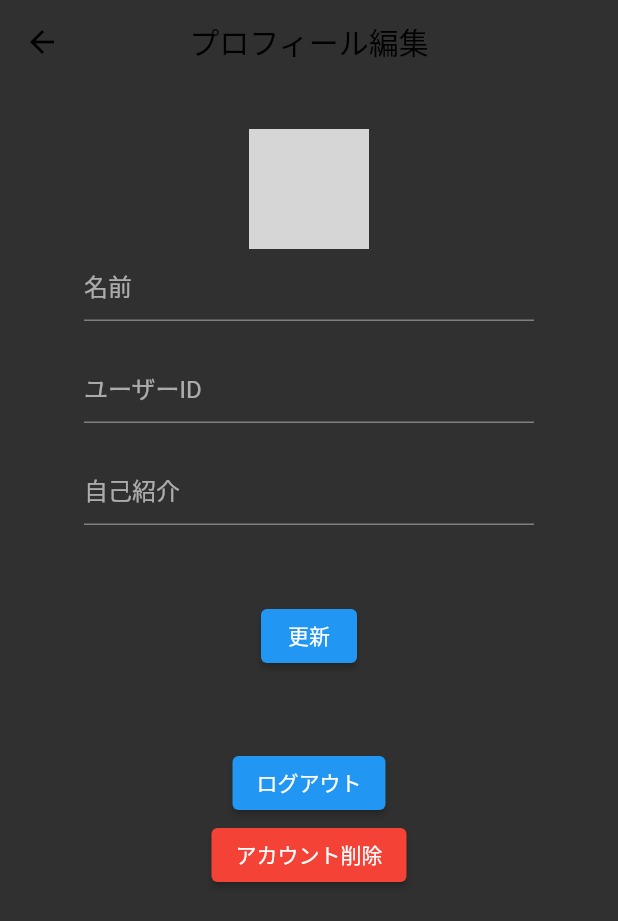
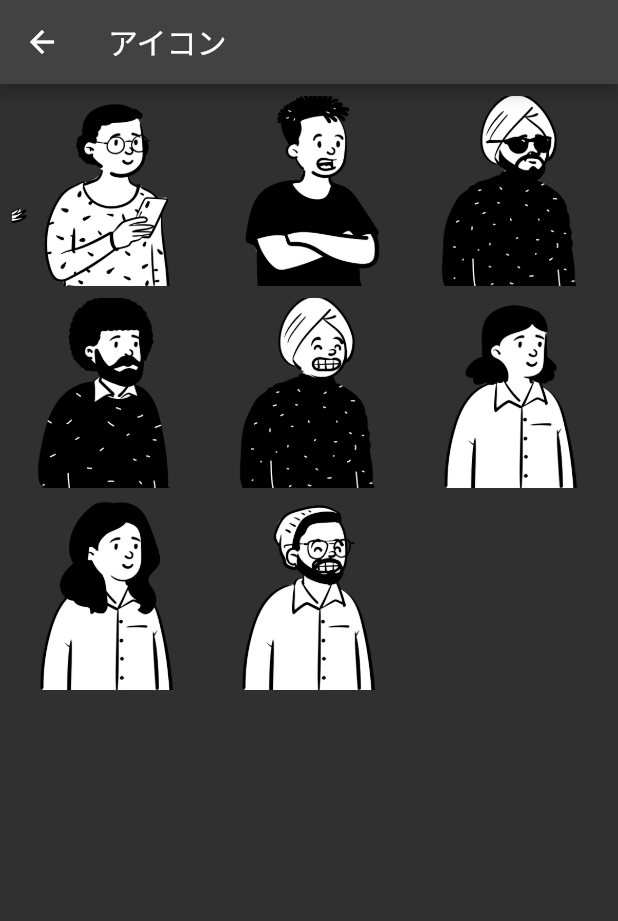
Before and after one commit to daikimatsuda/flutter-app, a Flutter app: the EditAccountPage screen opened directly, after a tap on the "add" icon, on a phone screen of 412 x 824 dp. Shown: the top 921 px of the screen. Run offline on Flutter 3.47's test engine with Material 2 defaults, Android fonts, the phone set to English and light mode, and no system bars; our stand-ins replace cloud_firestore, firebase_auth, firebase_core, firebase_storage, flutter_hooks, image_picker; accounts and stored records are empty; grey boxes are pictures that could not be loaded.

Commit message:
アイコン画像選択対応

```diff
--- a/lib/main.dart
+++ b/lib/main.dart
@@ -1,3 +1,4 @@
+import 'package:firebase_auth/firebase_auth.dart';
 import 'package:firebase_core/firebase_core.dart';
 import 'package:flutter/material.dart';
 import 'package:flutter_dev/view/screen.dart';
--- a/lib/utils/function_utils.dart
+++ b/lib/utils/function_utils.dart
@@ -23,4 +23,15 @@ class FunctionUtils {
     print('imgage_path:$downloadUrl');
     return downloadUrl;
   }
+
+  static String getIconImage(String iconId) {
+    String extension = '.png';
+    String iconImgPath = "images/icon_" + iconId + extension;
+    return iconImgPath;
+  }
+
+  static String getIconId(String iconImgPath) {
+    var iconId = iconImgPath.replaceAll(RegExp(r"[^0-9]"), "");
+    return iconId;
+  }
 }
--- /dev/null
+++ b/lib/view/account/account_icon_page.dart
@@ -0,0 +1,44 @@
+import 'package:flutter/material.dart';
+
+class AccountIconPage extends StatelessWidget {
+
+  List<String> images = [
+    'images/icon_10.png',
+    'images/icon_11.png',
+    'images/icon_12.png',
+    'images/icon_13.png',
+    'images/icon_14.png',
+    'images/icon_15.png',
+    'images/icon_16.png',
+    'images/icon_17.png',
+  ];
+
+  @override
+  Widget build(BuildContext context) {
+    return Scaffold(
+      appBar: AppBar(
+        title: Text("アイコン"),
+      ),
+      body: SafeArea(
+        child: Padding(
+          padding: const EdgeInsets.all(8),
+          child: GridView.builder(
+            itemCount: images.length,
+            gridDelegate: const SliverGridDelegateWithFixedCrossAxisCount(
+              crossAxisCount: 3, crossAxisSpacing: 8.0, mainAxisSpacing: 8.0
+            ),
+            itemBuilder: (BuildContext context, int index) {
+              // return Image.asset(images[index], fit: BoxFit.cover);
+              return GestureDetector(
+                onTap: () {
+                  Navigator.pop(context, images[index]);
+                },
+                child: Image.asset(images[index], fit: BoxFit.cover),
+              );
+            },
+          ),
+        ),
+      ),
+    );
+  }
+}
--- a/lib/view/account/account_page.dart
+++ b/lib/view/account/account_page.dart
@@ -5,6 +5,7 @@ import 'package:flutter_dev/model/post.dart';
 import 'package:flutter_dev/utils/authentication.dart';
 import 'package:flutter_dev/utils/firestore/posts.dart';
 import 'package:flutter_dev/utils/firestore/users.dart';
+import 'package:flutter_dev/utils/function_utils.dart';
 import 'package:flutter_dev/view/account/edit_account_page.dart';
 import 'package:intl/intl.dart';
 
@@ -41,7 +42,7 @@ class _AccountPageState extends State<AccountPage> {
                             children: [
                               CircleAvatar(
                                 radius: 32,
-                                foregroundImage: NetworkImage(myAccount.imagePath),
+                                foregroundImage: AssetImage(FunctionUtils.getIconImage(myAccount.imagePath)),
                               ),
                               const SizedBox(width: 10),
                               Column(
@@ -111,7 +112,7 @@ class _AccountPageState extends State<AccountPage> {
                                       children: [
                                         CircleAvatar(
                                           radius: 22,
-                                          foregroundImage: NetworkImage(myAccount.imagePath),
+                                          foregroundImage: AssetImage(FunctionUtils.getIconImage(myAccount.imagePath)),
                                         ),
                                         Expanded(
                                           child: Container(
--- a/lib/view/account/edit_account_page.dart
+++ b/lib/view/account/edit_account_page.dart
@@ -6,8 +6,8 @@ import 'package:flutter_dev/utils/authentication.dart';
 import 'package:flutter_dev/utils/firestore/users.dart';
 import 'package:flutter_dev/utils/function_utils.dart';
 import 'package:flutter_dev/utils/widget.utils.dart';
+import 'package:flutter_dev/view/account/account_icon_page.dart';
 import 'package:flutter_dev/view/start_up/login_page.dart';
-import 'package:image_picker/image_picker.dart';
 
 class EditAccountPage extends StatefulWidget {
   const EditAccountPage({Key? key}) : super(key: key);
@@ -21,13 +21,13 @@ class _EditAccountPageState extends State<EditAccountPage> {
   TextEditingController nameController = TextEditingController();
   TextEditingController userIdController = TextEditingController();
   TextEditingController selfIntroductionController = TextEditingController();
-  File? image;
+  String? iconPath;
 
-  ImageProvider getImage() {
-    if(image == null) {
-      return NetworkImage(myAccount.imagePath);
+  String getImage() {
+    if(iconPath == null) {
+      return FunctionUtils.getIconImage(myAccount.imagePath);
     } else {
-      return FileImage(image!);
+      return iconPath!;
     }
   }
 
@@ -51,15 +51,20 @@ class _EditAccountPageState extends State<EditAccountPage> {
               SizedBox(height: 30),
               GestureDetector(
                 onTap: () async{
-                  var result = await FunctionUtils.getImageFromGallery();
+                  var result = await Navigator.push(
+                    context,
+                    MaterialPageRoute(
+                      builder: (context) => AccountIconPage(),
+                    ),
+                  );
                   if(result != null) {
                     setState(() {
-                      image = File(result.path);
+                      iconPath = result;
                     });
                   }
                 },
                 child: CircleAvatar(
-                  foregroundImage: getImage(),
+                  foregroundImage: AssetImage(getImage()),
                   radius: 40,
                   child: Icon(Icons.add),
                 ),
@@ -97,11 +102,10 @@ class _EditAccountPageState extends State<EditAccountPage> {
                     )
                     {
                       String imagePath = '';
-                      if(image == null) {
-                        imagePath = myAccount.imagePath;
+                      if(iconPath == null) {
+                        imagePath = FunctionUtils.getIconId(myAccount.imagePath);
                       } else {
-                        var result = await FunctionUtils.uploadImage(myAccount.id, image!);
-                        imagePath = result;
+                        imagePath = FunctionUtils.getIconId(iconPath!);
                       }
                       Account updateAccount = Account(
                         id: myAccount.id,
--- a/lib/view/private_chat/private_chat_list_page.dart
+++ b/lib/view/private_chat/private_chat_list_page.dart
@@ -4,6 +4,7 @@ import 'package:flutter_dev/model/account.dart';
 import 'package:flutter_dev/model/room.dart';
 import 'package:flutter_dev/utils/authentication.dart';
 import 'package:flutter_dev/utils/firestore/users.dart';
+import 'package:flutter_dev/utils/function_utils.dart';
 import 'package:flutter_dev/view/private_chat/private_chat_page.dart';
 import 'package:intl/intl.dart';
 
@@ -66,7 +67,7 @@ class PrivateChatListPage extends StatelessWidget {
                           children: [
                             CircleAvatar(
                               radius: 28,
-                              foregroundImage: NetworkImage(postAccount.imagePath),
+                              foregroundImage: AssetImage(FunctionUtils.getIconImage(postAccount.imagePath)),
                             ),
                             Expanded(
                               child: Container(
--- a/lib/view/private_chat/private_chat_page.dart
+++ b/lib/view/private_chat/private_chat_page.dart
@@ -5,6 +5,7 @@ import 'package:flutter_dev/model/message.dart';
 import 'package:flutter_dev/utils/authentication.dart';
 import 'package:flutter_dev/utils/firestore/rooms.dart';
 import 'package:flutter_dev/utils/firestore/users.dart';
+import 'package:flutter_dev/utils/function_utils.dart';
 import 'package:intl/intl.dart';
 
 class PrivateChatPage extends StatelessWidget {
@@ -168,7 +169,7 @@ class PrivateChatPage extends StatelessWidget {
         children: <Widget>[
           CircleAvatar(
             child: ClipOval(
-              child: Image.network(account.imagePath),
+              child: Image.asset(FunctionUtils.getIconImage(account.imagePath)),
             ),
           ),
           const SizedBox(width: 10.0,),
```
Also changed, not shown: lib/view/account/create_account_page.dart (+12 -7 lines), lib/view/time_line/time_line_page.dart (+14 -5 lines), images/icon_10.png (added), images/icon_11.png (added), images/icon_12.png (added), images/icon_13.png (added), images/icon_14.png (added), images/icon_15.png (added), images/icon_16.png (added), images/icon_17.png (added).
